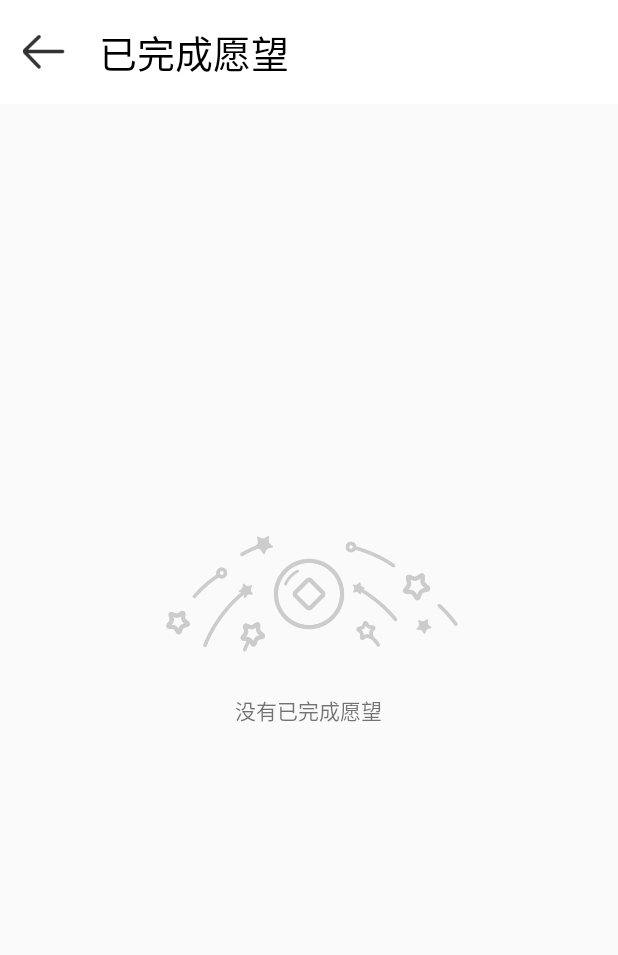
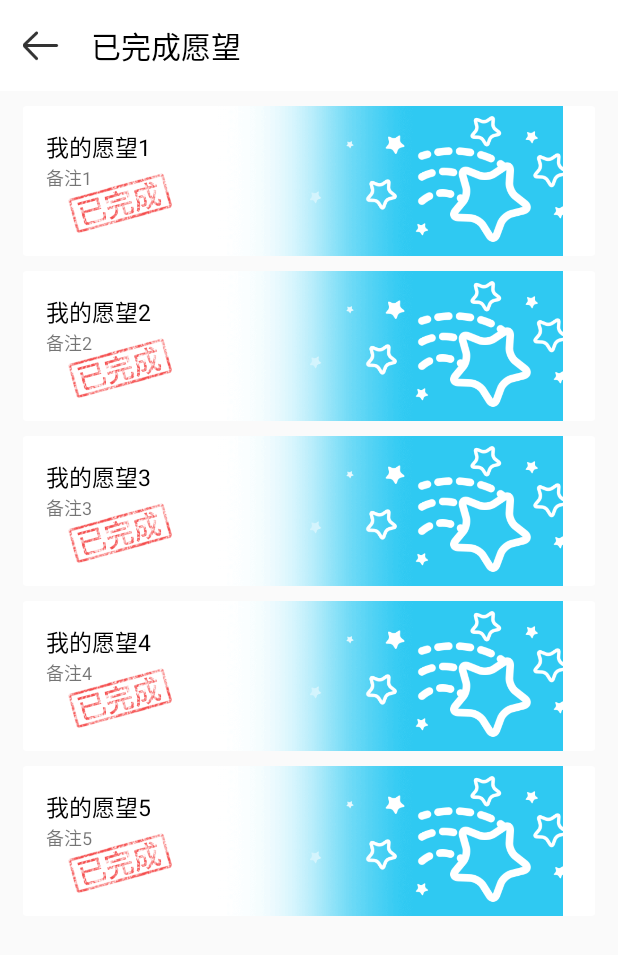
Before and after one commit to Shine-Zhang/MyAccount, an Android app: the CompleteWishActivity screen opened directly, with no data from a screen before it, on a phone screen of 412 x 824 dp. Shown: the top 955 px of the screen. Run offline under Robolectric (Android 15) with nearby library versions, the phone set to English and light mode, and no system bars; our stand-ins replace CircleImageView.

Commit message:
提交人：韦宇 用测试数据实现了愿望列表和已完成愿望的列表展示。 RecyclerView的点击事件以及里面的Item CardView里面的控件的点击事件没有解决。

```diff
--- a/app/src/main/java/com/example/zs/myaccount/CompleteWishActivity.java
+++ b/app/src/main/java/com/example/zs/myaccount/CompleteWishActivity.java
@@ -3,10 +3,23 @@ package com.example.zs.myaccount;
 import android.app.Fragment;
 import android.support.v7.app.AppCompatActivity;
 import android.os.Bundle;
+import android.support.v7.widget.LinearLayoutManager;
+import android.support.v7.widget.RecyclerView;
+import android.view.LayoutInflater;
 import android.view.View;
+import android.view.ViewGroup;
 import android.widget.ImageButton;
+import android.widget.ImageView;
+import android.widget.RelativeLayout;
+import android.widget.TextView;
+
+import java.util.ArrayList;
+import java.util.List;
 
 public class CompleteWishActivity extends AppCompatActivity implements View.OnClickListener {
+
+    private List<TestData> datas;
+    private RecyclerView rcv_completewishactivity_wishes;
 
     @Override
     protected void onCreate(Bundle savedInstanceState) {
@@ -16,7 +29,59 @@ public class CompleteWishActivity extends AppCompatActivity implements View.OnCl
 
         ImageButton imgbt_completewishactivity_back = (ImageButton) findViewById(R.id.imgbt_completewishactivity_back);
         imgbt_completewishactivity_back.setOnClickListener(this);
+
+        RelativeLayout rl_completewishactivity_norecord = (RelativeLayout) findViewById(R.id.rl_completewishactivity_norecord);
+        rcv_completewishactivity_wishes = (RecyclerView) findViewById(R.id.rcv_completewishactivity_wishes);
+
+        if(hasOnGoingWishes()){
+            //有已完成愿望
+            rl_completewishactivity_norecord.setVisibility(View.INVISIBLE);
+            rcv_completewishactivity_wishes.setVisibility(View.VISIBLE);
+
+            //创建默认的线性LayoutManager
+            LinearLayoutManager layoutManager = new LinearLayoutManager(this);
+            rcv_completewishactivity_wishes.setLayoutManager(layoutManager);
+            //如果可以确定每个item的高度是固定的，设置这个选项可以提高性能
+            rcv_completewishactivity_wishes.setHasFixedSize(true);
+
+
+        }else{
+            //没有已完成愿望
+            rl_completewishactivity_norecord.setVisibility(View.VISIBLE);
+            rcv_completewishactivity_wishes.setVisibility(View.INVISIBLE);
+        }
+
+        initData();
+
     }
+
+    private void initData() {
+        /*测试数据，用于测试*/
+        String[] titles = new String[]{"我的愿望1","我的愿望2","我的愿望3","我的愿望4","我的愿望5","我的愿望6"};
+        String[] descriptions = new String[]{"备注1","备注2","备注3","备注4","备注5","备注6"};
+        datas = new ArrayList<TestData>();
+        for(int i = 0;i<5;i++){
+            datas.add(new TestData(titles[i],descriptions[i]));
+        }
+
+        //初始化自定义的适配器
+        MyCompleteWishRecyclerViewAdapter myAdapter= new MyCompleteWishRecyclerViewAdapter(datas);
+        //为rcv_wishpager_wishes设置适配器
+        rcv_completewishactivity_wishes.setAdapter(myAdapter);
+        //给拿到RecyclerView添加条目点击事件
+    }
+
+    class TestData{
+        String title;
+        String description;
+        public TestData() {
+        }
+        public TestData(String title, String description) {
+            this.title = title;
+            this.description = description;
+        }
+    }
+
 
     @Override
     public void onClick(View view) {
@@ -27,4 +92,54 @@ public class CompleteWishActivity extends AppCompatActivity implements View.OnCl
 
 
     }
+
+    /**
+     *
+     * @return true表示有正在进行的愿望，false表示没有正在进行的愿望
+     */
+    private boolean hasOnGoingWishes() {
+        return true;
+    }
+
+    /**
+     * 该类为RecyclerView的Adapter
+     * RecyclerView与ListView类似，都需要Adapter
+     */
+    class MyCompleteWishRecyclerViewAdapter extends RecyclerView.Adapter<MyCompleteWishRecyclerViewAdapter.MyViewHolder> {
+        public List<TestData> datas = null;
+        //构造方法
+        public MyCompleteWishRecyclerViewAdapter(List<TestData> datas) {
+            this.datas = datas;
+        }
+        //创建新View，被LayoutManager所调用
+        @Override
+        public MyViewHolder onCreateViewHolder(ViewGroup viewGroup, int viewType) {
+            View view = LayoutInflater.from(viewGroup.getContext()).inflate(R.layout.item_completewish,viewGroup,false);
+            MyViewHolder vh = new MyViewHolder(view);
+            return vh;
+        }
+        //将数据与界面进行绑定的操作
+        @Override
+        public void onBindViewHolder(MyViewHolder viewHolder, int position) {
+            // 给ViewHolder设置元素
+            TestData testData = datas.get(position);
+            viewHolder.tv_itemcompletewish_title.setText(testData.title);
+            viewHolder.tv_itemcompletewish_description.setText(testData.description);
+        }
+        //获取数据的数量
+        @Override
+        public int getItemCount() {
+            return datas.size();
+        }
+        //自定义的ViewHolder，持有每个Item的的所有界面元素
+        public class MyViewHolder extends RecyclerView.ViewHolder {
+            public TextView tv_itemcompletewish_title;
+            public TextView tv_itemcompletewish_description;
+            public MyViewHolder(View view){
+                super(view);
+                tv_itemcompletewish_title = (TextView) view.findViewById(R.id.tv_itemcompletewish_title);
+                tv_itemcompletewish_description = (TextView) view.findViewById(R.id.tv_itemcompletewish_description);
+            }
+        }
+    }
 }
--- a/app/src/main/res/layout/activity_complete_wish.xml
+++ b/app/src/main/res/layout/activity_complete_wish.xml
@@ -12,8 +12,8 @@
         android:layout_height="wrap_content"
         android:background="#fff">
         <ImageButton
-            android:layout_width="35dp"
-            android:layout_height="35dp"
+            android:layout_width="30dp"
+            android:layout_height="30dp"
             android:background="#00000000"
             android:scaleType="fitXY"
             android:layout_centerVertical="true"
@@ -24,7 +24,7 @@
             android:layout_width="match_parent"
             android:layout_height="wrap_content"
             android:text="已完成愿望"
-            android:textSize="25sp"
+            android:textSize="20sp"
             android:padding="15dp"
             android:textColor="#000"
             android:layout_toRightOf="@id/imgbt_completewishactivity_back"/>
--- a/app/src/main/res/layout/item_completewish.xml
+++ b/app/src/main/res/layout/item_completewish.xml
@@ -1,15 +1,16 @@
 <?xml version="1.0" encoding="utf-8"?>
 <android.support.v7.widget.CardView
-    xmlns:android="http://schemas.android.com/apk/res/android"
     android:orientation="vertical"
     android:layout_width="match_parent"
-    android:layout_height="match_parent"
+    android:layout_height="wrap_content"
     android:layout_marginTop="10dp"
     android:layout_marginLeft="15dp"
     android:layout_marginRight="15dp"
     app:cardCornerRadius="2dp"
-    app:cardElevation="1dp"
-    xmlns:app="http://schemas.android.com/apk/res-auto">
+    app:cardElevation="0dp"
+    xmlns:android="http://schemas.android.com/apk/res/android"
+    xmlns:app="http://schemas.android.com/apk/res-auto"
+    >
 
     <RelativeLayout
         android:layout_width="match_parent"
@@ -17,7 +18,7 @@
         <ImageView
             android:layout_width="match_parent"
             android:layout_height="100dp"
-            android:src="@drawable/ic_completed_wish_bg_default"
+            android:src="@drawable/ic_completed_wish_default"
             android:id="@+id/iv_itemcompletewish_bg"/>
         <TextView
             android:layout_width="wrap_content"
@@ -31,7 +32,7 @@
         <TextView
             android:layout_width="wrap_content"
             android:layout_height="wrap_content"
-            android:text="我的愿望"
+            android:text="备注"
             android:textSize="12sp"
             android:layout_marginLeft="15dp"
             android:id="@+id/tv_itemcompletewish_description"
--- /dev/null
+++ b/app/src/main/res/values/ids.xml
@@ -0,0 +1,4 @@
+<?xml version="1.0" encoding="utf-8"?>
+<resources>
+    <item name="item_click_support" type="id" />
+</resources>
```
Also changed, not shown: app/src/main/AndroidManifest.xml (+7 -0 lines), app/src/main/java/com/example/zs/pager/WishPager.java (+177 -43 lines), app/src/main/java/com/example/zs/utils/ItemClickSupport.java (added, +98 -0 lines), app/src/main/res/layout/activity_add_wish.xml (+8 -8 lines), app/src/main/res/layout/item_wish.xml (+9 -9 lines), app/src/main/res/layout/item_wish_footer.xml (+5 -22 lines), app/src/main/res/layout/item_wish_header.xml (+6 -5 lines), app/src/main/res/layout/wishpager_blankwish.xml (+7 -7 lines), app/src/main/res/layout/wishpager_showwish.xml (+13 -13 lines), app/src/main/res/drawable/ic_completed_wish_bg_default.png (deleted), app/src/main/res/drawable/ic_completed_wish_default.png (added).
